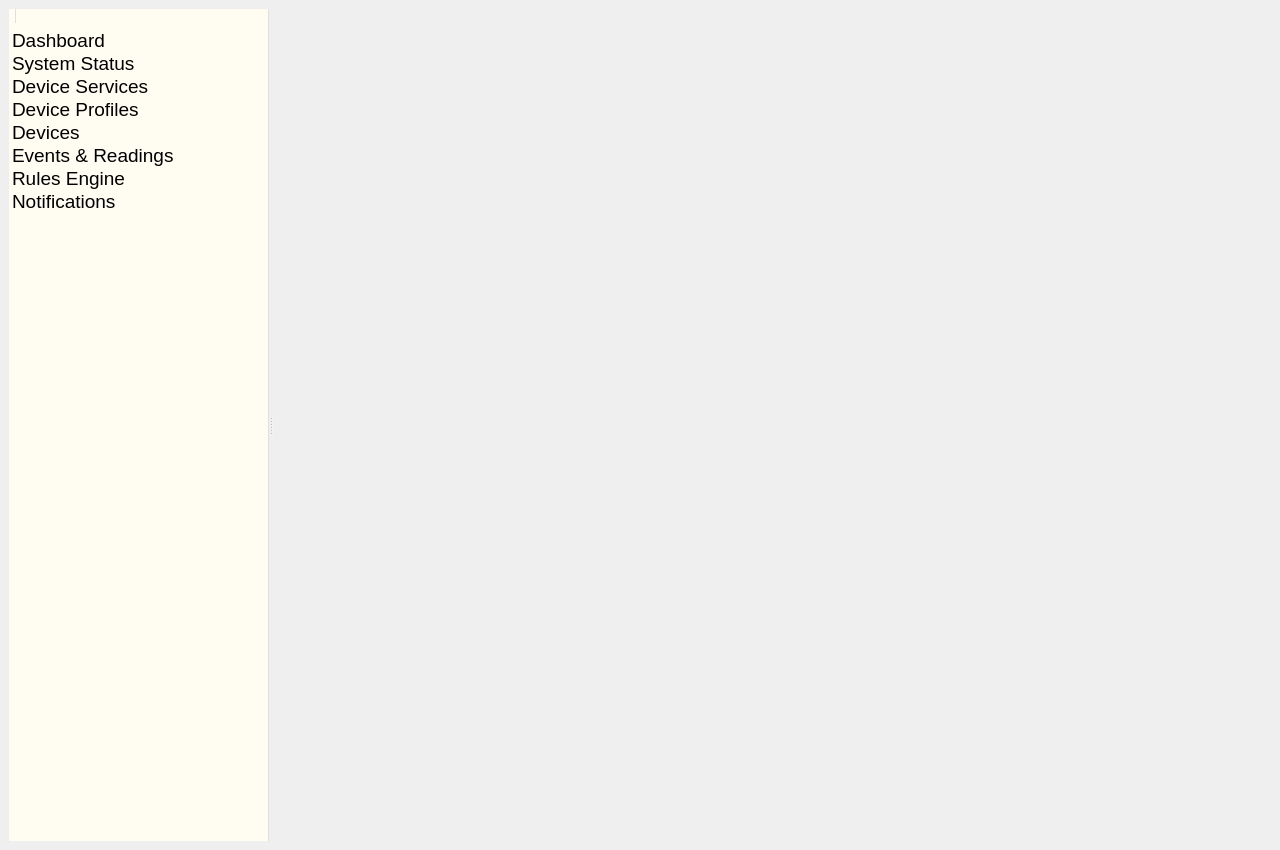
Dissonance1/edgex-gui, file src/MainWindow.ui: the form before one commit.
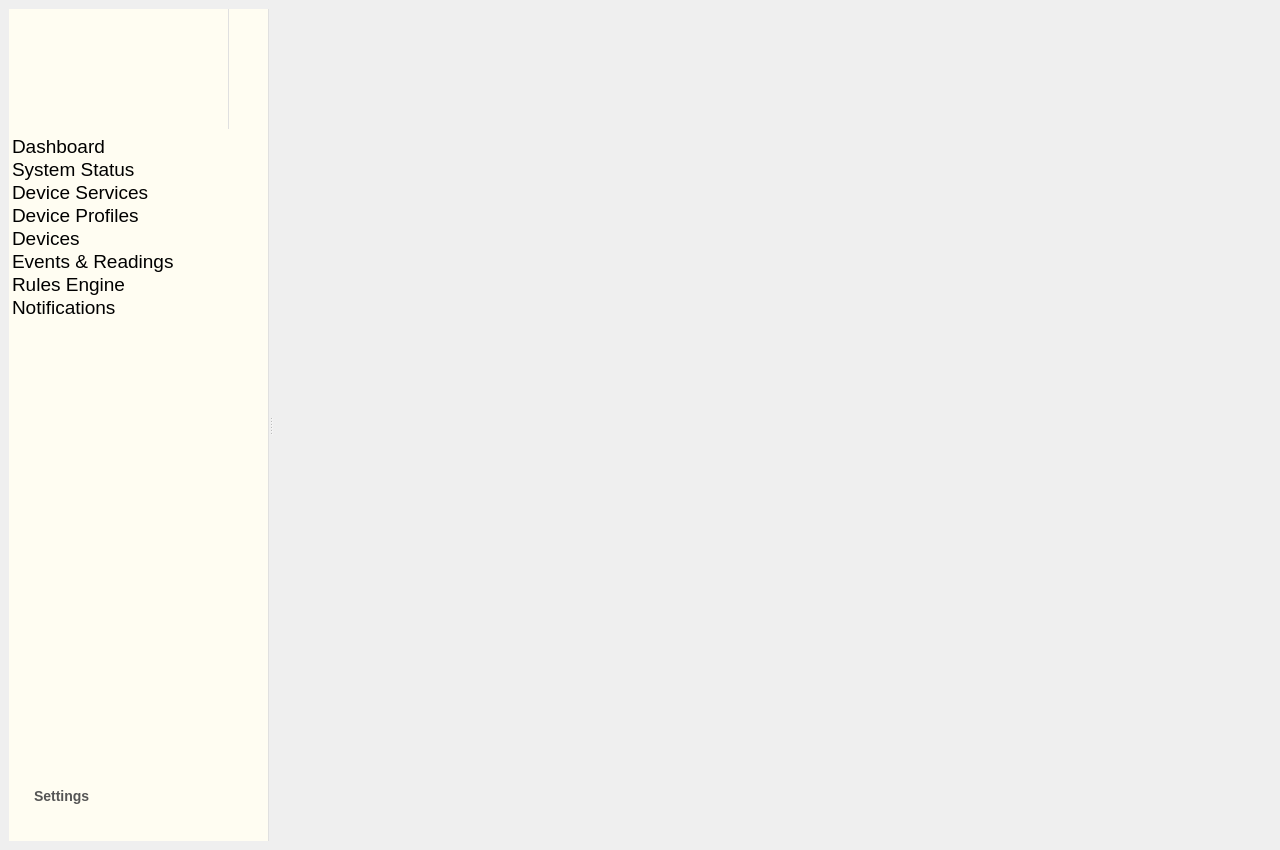
The form after the commit. Icons and pictures are not drawn.

```diff
--- a/src/MainWindow.ui
+++ b/src/MainWindow.ui
@@ -51,10 +51,10 @@
         </property>
         <item alignment="Qt::AlignLeft">
          <widget class="QLabel" name="logoLabel">
-          <property name="maximumSize">
+          <property name="minimumSize">
            <size>
-            <width>16777215</width>
-            <height>100</height>
+            <width>220</width>
+            <height>120</height>
            </size>
           </property>
           <property name="text">
@@ -164,6 +164,29 @@
           </item>
          </widget>
         </item>
+        <item>
+         <spacer name="verticalSpacer">
+          <property name="orientation">
+           <enum>Qt::Vertical</enum>
+          </property>
+          <property name="sizeHint" stdset="0">
+           <size>
+            <width>20</width>
+            <height>40</height>
+           </size>
+          </property>
+         </spacer>
+        </item>
+        <item>
+         <widget class="QPushButton" name="btnSettings">
+          <property name="text">
+           <string>Settings</string>
+          </property>
+          <property name="styleSheet">
+           <string notr="true">QPushButton { background-color: transparent; color: #555555; text-align: left; padding-left: 20px; border: none; font-size: 14px; font-weight: 500; height: 40px; margin: 5px; } QPushButton:hover { background-color: #FFF9D5; color: #F9942A; }</string>
+          </property>
+         </widget>
+        </item>
        </layout>
       </widget>
       <widget class="QStackedWidget" name="centralStack"/>
```
